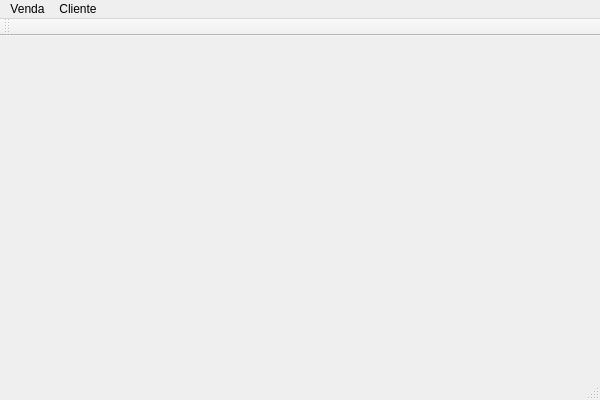
The window that mainwindow.ui (alexandrepossebom/qsc) describes before a commit, drawn with Qt 5.
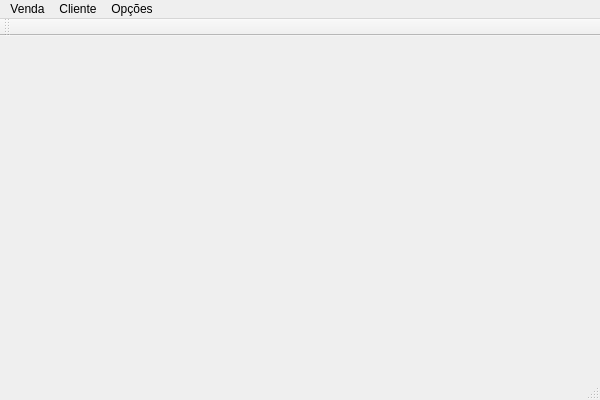
The same window after the commit.

```diff
--- a/mainwindow.ui
+++ b/mainwindow.ui
@@ -35,8 +35,15 @@
     </property>
     <addaction name="actionAdicionar"/>
    </widget>
+   <widget class="QMenu" name="menuOp_es">
+    <property name="title">
+     <string>Opções</string>
+    </property>
+    <addaction name="actionConfig"/>
+   </widget>
    <addaction name="menuA_es"/>
    <addaction name="menuCliente"/>
+   <addaction name="menuOp_es"/>
   </widget>
   <widget class="QToolBar" name="mainToolBar">
    <attribute name="toolBarArea">
```
Left out of the diff: 5 changed lines with no effect on the pictures.
